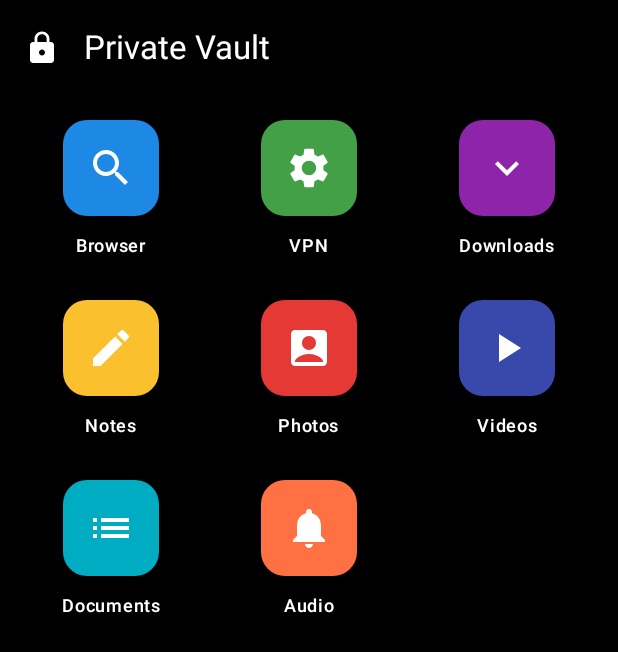
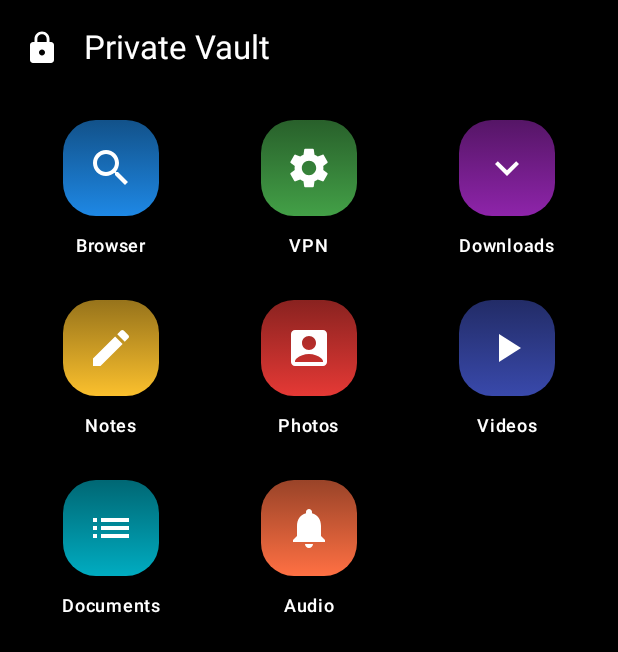
Before and after one commit to Simijaat/Hide-X-Calculator, an Android app built with Jetpack Compose: the VaultScreen screen opened through its navigation route, on a phone screen of 412 x 824 dp. Shown: the top 652 px of the screen. Run offline under Robolectric (Android 15) with nearby library versions, the phone set to English and light mode, and no system bars; our stand-ins replace Dagger/Hilt's generated code; 1 statement that could not run was skipped.

Commit message:
Enhance UI/UX to premium dark theme and revamp browser
Co-authored-by: Simijaat <191662305+Simijaat@users.noreply.github.com>

```diff
--- a/app/src/main/java/com/example/vaultcalc/ui/calculator/CalculatorScreen.kt
+++ b/app/src/main/java/com/example/vaultcalc/ui/calculator/CalculatorScreen.kt
@@ -13,6 +13,7 @@ import androidx.compose.ui.Alignment
 import androidx.compose.ui.Modifier
 import androidx.compose.ui.draw.clip
 import androidx.compose.ui.graphics.Color
+import androidx.compose.ui.graphics.Brush
 import androidx.compose.ui.text.font.FontWeight
 import androidx.compose.ui.text.style.TextAlign
 import androidx.compose.ui.unit.dp
@@ -127,7 +128,7 @@ fun CalculatorButton(
         contentAlignment = Alignment.Center,
         modifier = modifier
             .clip(CircleShape)
-            .background(bgColor)
+            .background(brush = Brush.verticalGradient(colors = listOf(bgColor.copy(alpha = 0.7f), bgColor)))
             .clickable { onClick() }
     ) {
         val textSize = if (symbol.length > 2) 24.sp else 36.sp
--- a/app/src/main/java/com/example/vaultcalc/ui/theme/Color.kt
+++ b/app/src/main/java/com/example/vaultcalc/ui/theme/Color.kt
@@ -18,3 +18,5 @@ val TopRowGray = Color(0xFFA5A5A5)
 val NumPadGray = Color(0xFF333333)
 val WhiteText = Color(0xFFFFFFFF)
 val BlackText = Color(0xFF000000)
+
+val AddressBarGray = Color(0xFF2D2D30)
--- a/app/src/main/java/com/example/vaultcalc/ui/theme/Theme.kt
+++ b/app/src/main/java/com/example/vaultcalc/ui/theme/Theme.kt
@@ -29,8 +29,8 @@ private val LightColorScheme = lightColorScheme(
 
 @Composable
 fun VaultCalcTheme(
-    darkTheme: Boolean = isSystemInDarkTheme(),
-    dynamicColor: Boolean = true,
+    darkTheme: Boolean = true,
+    dynamicColor: Boolean = false,
     content: @Composable () -> Unit
 ) {
     val colorScheme = when {
@@ -45,7 +45,7 @@ fun VaultCalcTheme(
     if (!view.isInEditMode) {
         SideEffect {
             val window = (view.context as Activity).window
-            window.statusBarColor = colorScheme.primary.toArgb()
+            window.statusBarColor = AppBlack.toArgb()
             WindowCompat.getInsetsController(window, view).isAppearanceLightStatusBars = !darkTheme
         }
     }
--- a/app/src/main/java/com/example/vaultcalc/ui/vault/VaultScreen.kt
+++ b/app/src/main/java/com/example/vaultcalc/ui/vault/VaultScreen.kt
@@ -24,6 +24,7 @@ import androidx.compose.ui.Alignment
 import androidx.compose.ui.Modifier
 import androidx.compose.ui.draw.clip
 import androidx.compose.ui.graphics.Color
+import androidx.compose.ui.graphics.Brush
 import androidx.compose.ui.graphics.vector.ImageVector
 import androidx.compose.ui.text.font.FontWeight
 import androidx.compose.ui.unit.dp
@@ -105,8 +106,8 @@ fun VaultAppIcon(app: VaultApp) {
             contentAlignment = Alignment.Center,
             modifier = Modifier
                 .size(64.dp)
-                .clip(RoundedCornerShape(16.dp))
-                .background(app.color)
+                .clip(RoundedCornerShape(22.dp))
+                .background(brush = Brush.verticalGradient(colors = listOf(app.color.copy(alpha = 0.6f), app.color)))
         ) {
             Icon(
                 imageVector = app.icon,
```
Also changed, not shown: app/src/main/java/com/example/vaultcalc/ui/browser/BrowserScreen.kt (+82 -37 lines).
